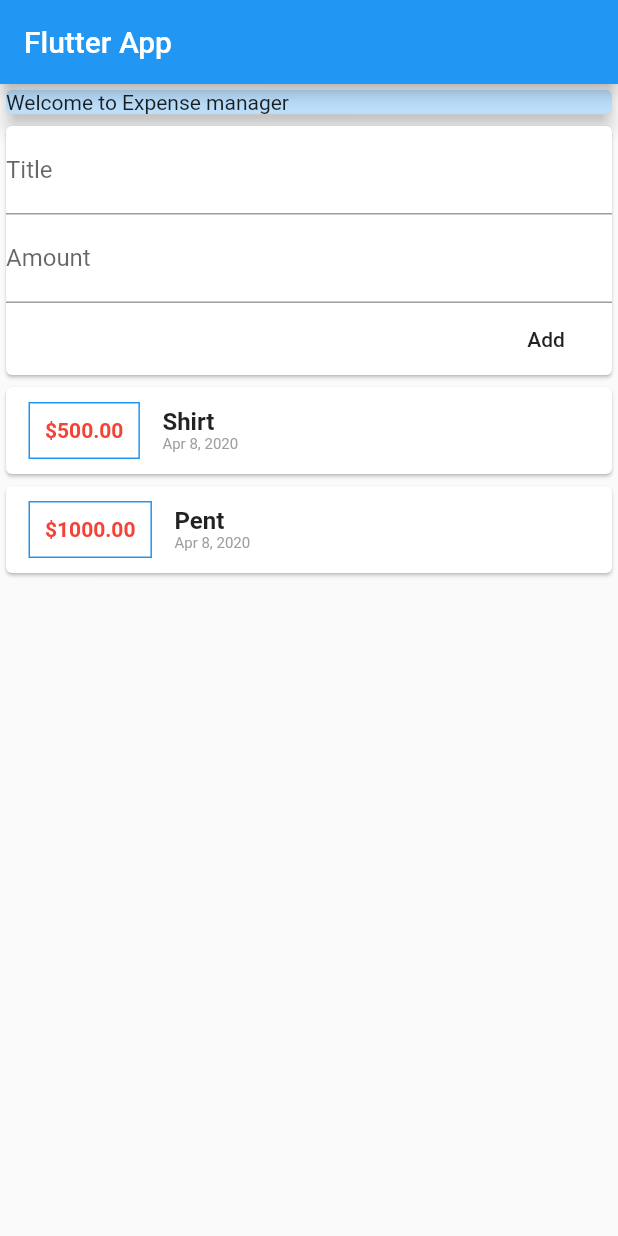
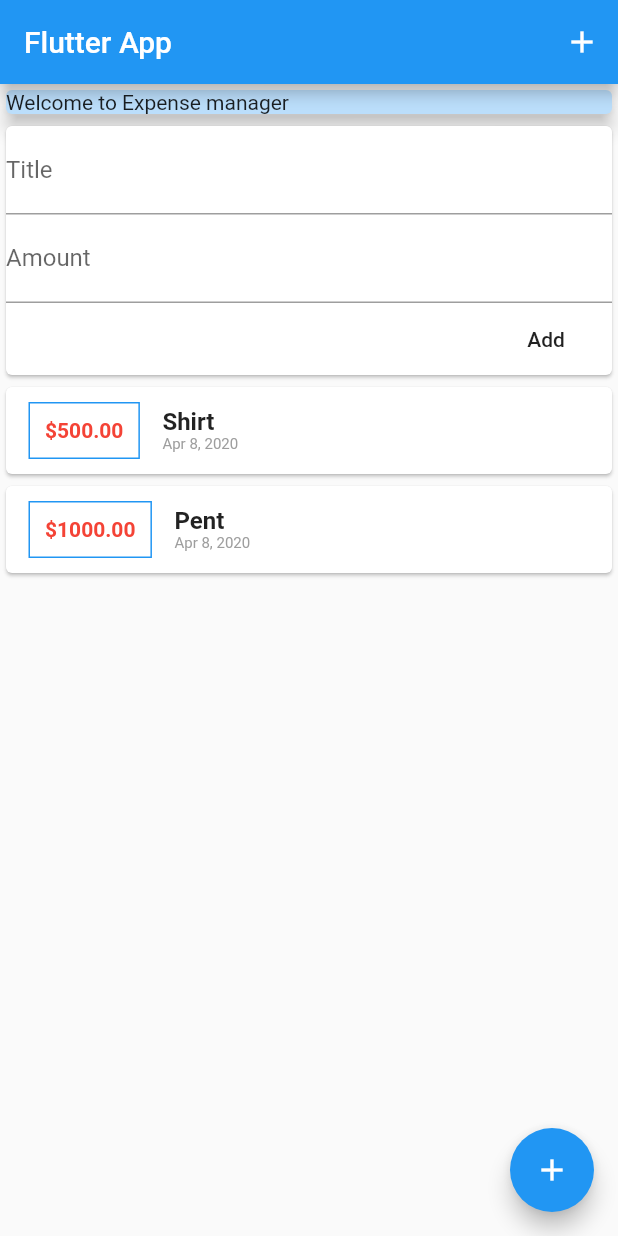
Before and after one commit to zohaib304/expense_manager, a Flutter app: the screen it shows after launch, on a phone screen of 412 x 824 dp. Run offline on Flutter 3.47's test engine with Material 2 defaults, Android fonts, the phone set to English and light mode, and no system bars.

Commit message:
added appbar btn & floating action btn

```diff
--- a/lib/main.dart
+++ b/lib/main.dart
@@ -1,6 +1,5 @@
 import './widgets/user_transactions.dart';
 import 'package:flutter/material.dart';
-
 
 void main() => runApp(MyApp());
 
@@ -15,12 +14,19 @@ class MyApp extends StatelessWidget {
 }
 
 class MyHomePage extends StatelessWidget {
-
   @override
   Widget build(BuildContext context) {
     return Scaffold(
-        appBar: AppBar(title: Text("Flutter App")),
-        body: SingleChildScrollView (
+      appBar: AppBar(
+        title: Text("Flutter App"),
+        actions: <Widget>[
+          IconButton(
+            icon: Icon(Icons.add),
+            onPressed: () {},
+          )
+        ],
+      ),
+      body: SingleChildScrollView(
         child: Column(
           children: <Widget>[
             Container(
@@ -34,6 +40,11 @@ class MyHomePage extends StatelessWidget {
             UserTransactions()
           ],
         ),
-        ));
+      ),
+      floatingActionButton: FloatingActionButton(
+        child: Icon(Icons.add),
+        onPressed: () {},
+      ),
+    );
   }
 }
```
Lines whose indentation alone changed are shown as unchanged.
